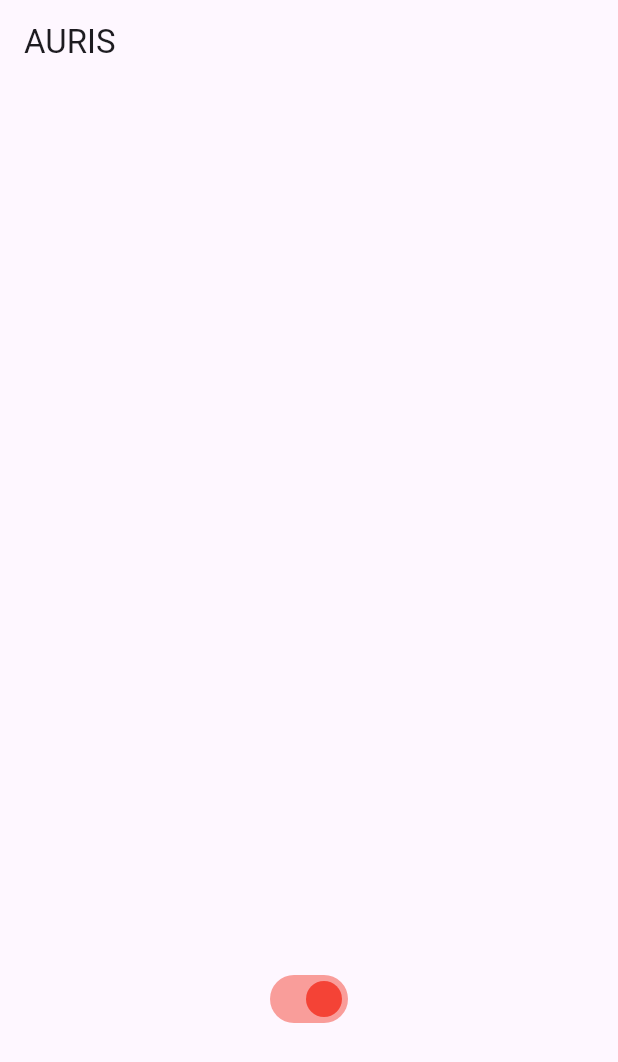
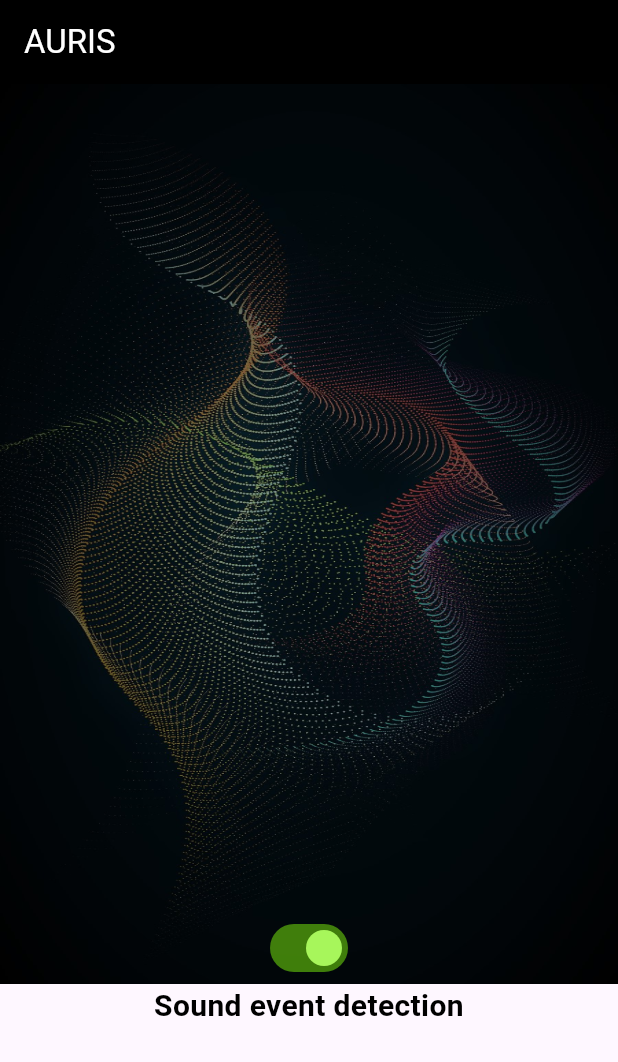
Before and after one commit to babuaditya97/Flutter_App, a Flutter app: the screen it shows after launch, on a phone screen of 412 x 824 dp. Shown: the top 1062 px of the screen. Run offline on Flutter 3.47's test engine with Material 2 defaults, Android fonts, the phone set to English and light mode, and no system bars.

Commit message:
added background image

```diff
--- a/lib/main.dart
+++ b/lib/main.dart
@@ -12,16 +12,35 @@ class AurisApp extends StatelessWidget {
     return MaterialApp(
       theme: ThemeData(useMaterial3: true),
       home: Scaffold(
-        appBar: AppBar(title: const Text('AURIS')),
-        body: Center(
-          child: Container(
-            height: 500,
-            width: 500,
+        appBar: AppBar(
+          title: const Text('AURIS', style: TextStyle(color: Colors.white)),
+          backgroundColor: Colors.black,
+        ),
+        body: Column(children: [
+          Container(
+            decoration: BoxDecoration(
+              image: DecorationImage(
+                image: AssetImage("graphics/Bg.png"),
+                fit: BoxFit.fill,
+              ),
+            ),
+            height: 600,
+            width: 600,
+            // position the button on the bottom right corner
             color: null,
             child: const Align(
                 alignment: Alignment.bottomCenter, child: SwitchClass()),
           ),
-        ),
+          Text(
+            'Sound event detection',
+            textAlign: TextAlign.center,
+            style: TextStyle(
+              fontSize: 20,
+              fontWeight: FontWeight.bold,
+              color: Colors.black,
+            ),
+          )
+        ]),
       ),
     );
   }
@@ -29,7 +48,6 @@ class AurisApp extends StatelessWidget {
 
 class SwitchClass extends StatefulWidget {
   const SwitchClass({super.key});
-
   @override
   State<SwitchClass> createState() => _SwitchClassState();
 }
@@ -42,7 +60,8 @@ class _SwitchClassState extends State<SwitchClass> {
     return Switch(
       // This bool value toggles the switch.
       value: light,
-      activeColor: Colors.red,
+      // set active color to garmin green
+      activeColor: Color.fromARGB(172, 125, 245, 12),
       onChanged: (bool value) {
         // This is called when the user toggles the switch.
         setState(() {
--- a/pubspec.yaml
+++ b/pubspec.yaml
@@ -23,3 +23,5 @@ dev_dependencies:
 
 flutter:
   uses-material-design: true
+  assets:
+    - graphics/Bg.png
```
Also changed, not shown: graphics/Bg.png (added), 1 other file.
